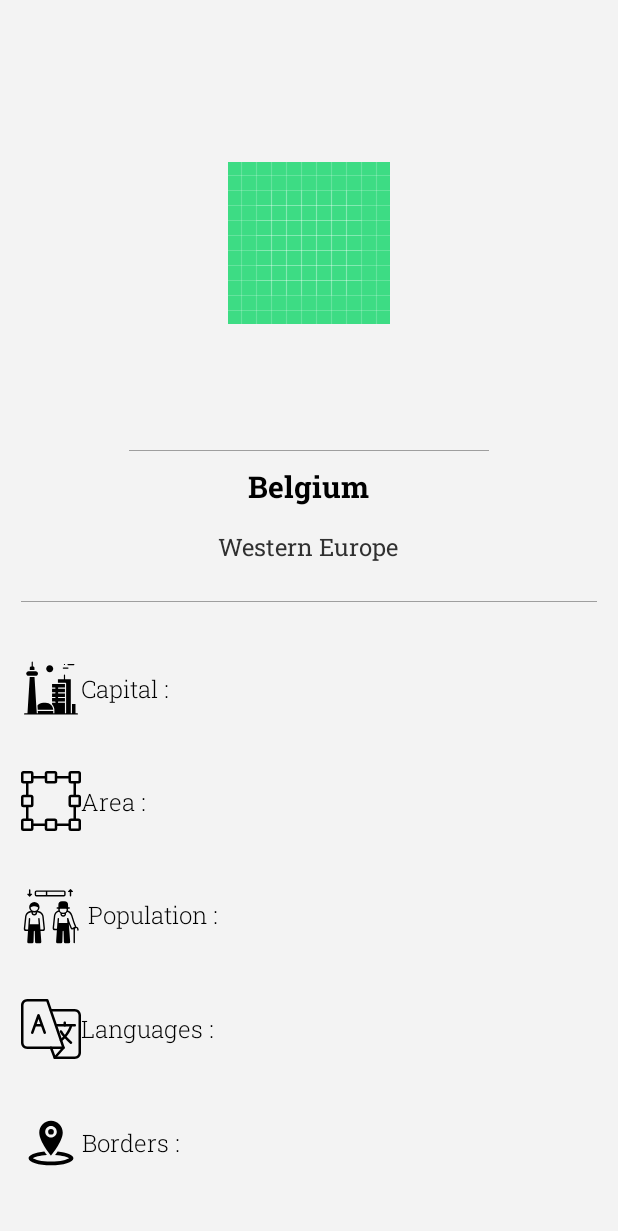
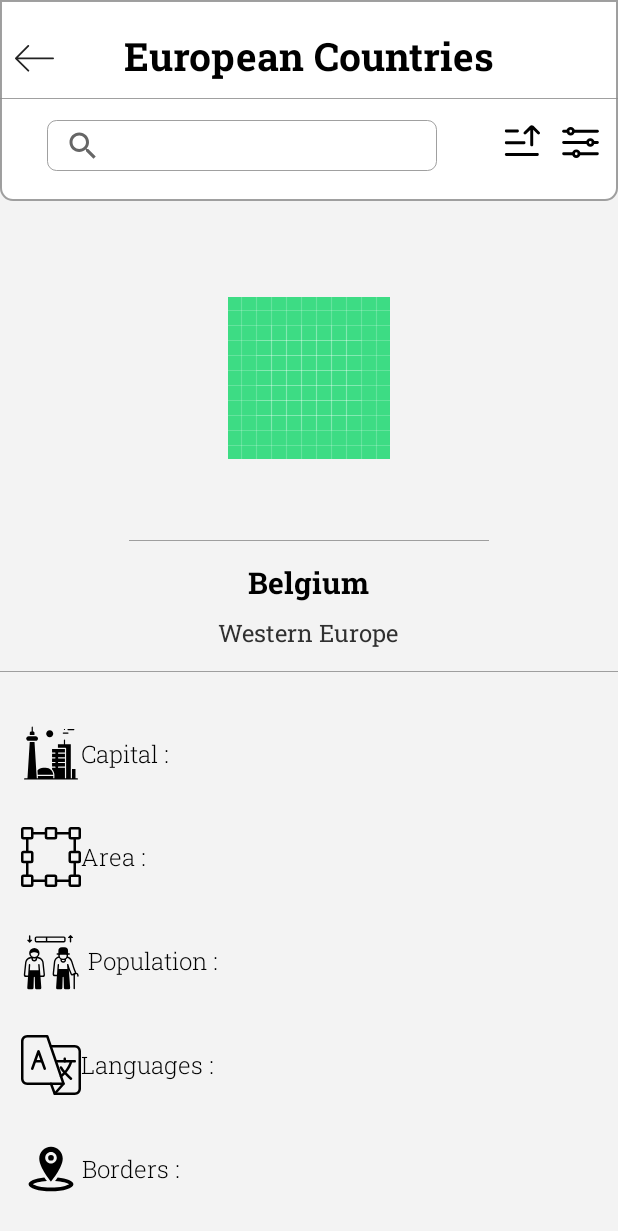
Before and after one commit to mervekkas/EuropeanCountries, an Android app: the fragment CountryDetailFragment placed in its activity, on a phone screen of 412 x 824 dp. Shown: the top 1231 px of the screen. Run offline under Robolectric (Android 15) with nearby library versions, the phone set to English and light mode, and no system bars; our stand-ins replace RxJava, data binding; network calls fail.

Commit message:
Toolbar Layout Edited  SearchView Added  BackClick Added

```diff
--- a/app/src/main/java/com/mvks/europeancountries/servis/ApiInterface.kt
+++ b/app/src/main/java/com/mvks/europeancountries/servis/ApiInterface.kt
@@ -2,11 +2,15 @@ package com.mvks.europeancountries.servis
 
 import com.mvks.europeancountries.model.Country
 import io.reactivex.Single
-import retrofit2.http.GET
+import retrofit2.http.*
 
 interface ApiInterface {
 
     //Api Url : https://restcountries.eu/rest/v2/region/europe
     @GET("rest/v2/region/europe")
     fun getCountry() : Single<List<Country>>
+
+    ///rest/v2/callingcode/372
+    @GET("rest/v2/name/{string}")
+    fun getSearchCountry(@Path("string") searchString : String) : Single<List<Country>>
 }
--- a/app/src/main/java/com/mvks/europeancountries/servis/CountryApiService.kt
+++ b/app/src/main/java/com/mvks/europeancountries/servis/CountryApiService.kt
@@ -20,4 +20,7 @@ class CountryApiService {
     fun getData() : Single<List<Country>> {
         return api.getCountry()
     }
+    fun getSearchCountry(searchString: String) : Single<List<Country>> {
+        return api.getSearchCountry(searchString)
+    }
 }
--- a/app/src/main/java/com/mvks/europeancountries/viewmodel/CountryListViewModel.kt
+++ b/app/src/main/java/com/mvks/europeancountries/viewmodel/CountryListViewModel.kt
@@ -1,5 +1,6 @@
 package com.mvks.europeancountries.viewmodel
 
+import android.util.Log
 import androidx.lifecycle.MutableLiveData
 import androidx.lifecycle.ViewModel
 import com.mvks.europeancountries.model.Country
@@ -40,10 +41,32 @@ class CountryListViewModel : ViewModel() {
         )
     }
 
+    fun dataSearchResponse(searchString: String?) {
+        if (searchString != null) {
+            loading.value = true
+            disposable.add(
+                countryApiService.getSearchCountry(searchString)
+                    .subscribeOn(Schedulers.newThread())
+                    .observeOn(AndroidSchedulers.mainThread())
+                    .subscribeWith(object : DisposableSingleObserver<List<Country>>() {
+                        override fun onSuccess(t: List<Country>) {
+                            onSuccesValue(t)
+                        }
+
+                        override fun onError(e: Throwable) {
+                            onErrorValue(e)
+                        }
+
+                    })
+            )
+        }
+    }
+
     private fun onErrorValue(e: Throwable) {
-        countryErroMessage.value = false
-        loading.value = true
-        e.printStackTrace()
+        countryErroMessage.value = true
+        loading.value = false
+        countryList.value = mutableListOf()
+        Log.e("asd",e.localizedMessage)
     }
 
     private fun onSuccesValue(countryL: List<Country>) {
--- a/app/src/main/res/drawable-v24/bg_search_view.xml
+++ b/app/src/main/res/drawable-v24/bg_search_view.xml
@@ -13,7 +13,7 @@
         android:bottom="0dp"
         />
     <size
-        android:width="300dp"
+        android:width="260dp"
         android:height="34dp"
         />
     <stroke
--- a/app/src/main/res/drawable-v24/ic_iconfinder_filter.xml
+++ b/app/src/main/res/drawable-v24/ic_iconfinder_filter.xml
@@ -1,33 +1,33 @@
 <vector xmlns:android="http://schemas.android.com/apk/res/android"
-    android:width="33dp"
-    android:height="33dp"
+    android:width="30dp"
+    android:height="30dp"
     android:viewportWidth="32"
     android:viewportHeight="32">
   <path
-      android:fillColor="@color/white"
+      android:fillColor="@color/colorBlack"
       android:pathData="M28,9H11a1,1 0,0 1,0 -2H28a1,1 0,0 1,0 2Z"/>
   <path
-      android:fillColor="@color/white"
+      android:fillColor="@color/colorBlack"
       android:pathData="M7,9H4A1,1 0,0 1,4 7H7A1,1 0,0 1,7 9Z"/>
   <path
-      android:fillColor="@color/white"
+      android:fillColor="@color/colorBlack"
       android:pathData="M21,17H4a1,1 0,0 1,0 -2H21a1,1 0,0 1,0 2Z"/>
   <path
-      android:fillColor="@color/white"
+      android:fillColor="@color/colorBlack"
       android:pathData="M11,25H4a1,1 0,0 1,0 -2h7a1,1 0,0 1,0 2Z"/>
   <path
-      android:fillColor="@color/white"
+      android:fillColor="@color/black"
       android:pathData="M9,11a3,3 0,1 1,3 -3A3,3 0,0 1,9 11ZM9,7a1,1 0,1 0,1 1A1,1 0,0 0,9 7Z"/>
   <path
-      android:fillColor="@color/white"
+      android:fillColor="@color/colorBlack"
       android:pathData="M23,19a3,3 0,1 1,3 -3A3,3 0,0 1,23 19ZM23,15a1,1 0,1 0,1 1A1,1 0,0 0,23 15Z"/>
   <path
-      android:fillColor="@color/white"
+      android:fillColor="@color/colorBlack"
       android:pathData="M13,27a3,3 0,1 1,3 -3A3,3 0,0 1,13 27ZM13,23a1,1 0,1 0,1 1A1,1 0,0 0,13 23Z"/>
   <path
-      android:fillColor="@color/white"
+      android:fillColor="@color/colorBlack"
       android:pathData="M28,17H25a1,1 0,0 1,0 -2h3a1,1 0,0 1,0 2Z"/>
   <path
-      android:fillColor="@color/white"
+      android:fillColor="@color/colorBlack"
       android:pathData="M28,25H15a1,1 0,0 1,0 -2H28a1,1 0,0 1,0 2Z"/>
 </vector>
--- a/app/src/main/res/drawable-v24/ic_iconfinder_sort_up.xml
+++ b/app/src/main/res/drawable-v24/ic_iconfinder_sort_up.xml
@@ -1,18 +1,18 @@
 <vector xmlns:android="http://schemas.android.com/apk/res/android"
-    android:width="30dp"
-    android:height="30dp"
+    android:width="27dp"
+    android:height="27dp"
     android:viewportWidth="28"
     android:viewportHeight="28">
   <path
       android:pathData="M24.2441,9.627L21.293,6.6768L21.3125,17C21.3125,17.5527 20.8652,18 20.3125,18C19.7617,18 19.3125,17.5527 19.3125,17L19.293,6.7471L16.4141,9.627C16.0234,10.0166 15.3906,10.0166 15,9.627C14.6094,9.2363 14.6094,8.6025 15,8.2119L19.1152,4.0967C19.3887,3.7344 19.8242,3.5 20.3125,3.5C20.6934,3.5 21.0391,3.6406 21.3027,3.873C21.3418,3.9023 21.3789,3.9346 21.4141,3.9697L25.6582,8.2119C26.0488,8.6025 26.0488,9.2363 25.6582,9.627C25.2676,10.0166 24.6348,10.0166 24.2441,9.627Z"
-      android:fillColor="@color/white"/>
+      android:fillColor="@color/colorBlack"/>
   <path
       android:pathData="M2,7.2998C2,6.8584 2.3574,6.5 2.8008,6.5H10.6992C10.8906,6.5 11.0664,6.5664 11.2031,6.6777C11.3848,6.8242 11.5,7.0488 11.5,7.2998V7.7002C11.5,8.1416 11.1426,8.5 10.6992,8.5H2.8008C2.5684,8.5 2.3594,8.4023 2.2129,8.2451C2.1309,8.1582 2.0703,8.0527 2.0352,7.9356C2.0117,7.8613 2,7.7822 2,7.7002V7.2998Z"
-      android:fillColor="@color/white"/>
+      android:fillColor="@color/colorBlack"/>
   <path
       android:pathData="M2.5059,14.5566C2.4297,14.5869 2.3594,14.6279 2.2969,14.6787C2.1152,14.8252 2,15.0488 2,15.2998V15.7002C2,16.1416 2.3574,16.5 2.8008,16.5H15.1992C15.6426,16.5 16,16.1416 16,15.7002V15.2998C16,14.8584 15.6426,14.5 15.1992,14.5H2.8008C2.6973,14.5 2.5977,14.5205 2.5059,14.5566Z"
-      android:fillColor="@color/white"/>
+      android:fillColor="@color/colorBlack"/>
   <path
       android:pathData="M2.0742,22.9648C2.0273,23.0664 2,23.1797 2,23.2998V23.7002C2,23.9551 2.1191,24.1826 2.3047,24.3291C2.4414,24.4365 2.6133,24.5 2.8008,24.5H24.2767C24.7201,24.5 25.0775,24.1416 25.0775,23.7002V23.2998C25.0775,22.8584 24.7201,22.5 24.2767,22.5H2.8008C2.4785,22.5 2.2012,22.6904 2.0742,22.9648Z"
-      android:fillColor="@color/white"/>
+      android:fillColor="@color/colorBlack"/>
 </vector>
--- /dev/null
+++ b/app/src/main/res/drawable/bg_tool_bar.xml
@@ -0,0 +1,24 @@
+<?xml version="1.0" encoding="utf-8"?>
+<shape xmlns:android="http://schemas.android.com/apk/res/android" android:shape="rectangle" >
+<corners
+    android:bottomLeftRadius="8dp"
+    android:bottomRightRadius="8dp"
+    />
+<solid
+    android:color="@color/colorWhite"
+    />
+<padding
+    android:left="0dp"
+    android:top="0dp"
+    android:right="0dp"
+    android:bottom="0dp"
+    />
+<size
+    android:width="300dp"
+    android:height="100dp"
+    />
+<stroke
+    android:width="1dp"
+    android:color="@color/colorLine"
+    />
+</shape>
--- /dev/null
+++ b/app/src/main/res/drawable/ic_left.xml
@@ -0,0 +1,4 @@
+<vector android:height="26dp" android:viewportHeight="14.08"
+    android:viewportWidth="14.08" android:width="26dp" xmlns:android="http://schemas.android.com/apk/res/android">
+    <path android:fillColor="#232323" android:pathData="M14.08,4.8a0.32,0.32 0,0 1,-0.32 0.32H1.092L5.026,9.05a0.32,0.32 0,1 1,-0.452 0.452L0.094,5.022a0.32,0.32 0,0 1,0 -0.452L4.574,0.09a0.32,0.32 0,0 1,0.452 0.452L1.092,4.476H13.76A0.32,0.32 0,0 1,14.08 4.8Z"/>
+</vector>
--- a/app/src/main/res/layout/fragment_country_detail.xml
+++ b/app/src/main/res/layout/fragment_country_detail.xml
@@ -5,10 +5,13 @@
     <LinearLayout
         android:layout_width="match_parent"
         android:layout_height="match_parent"
-        android:padding="14dp"
         android:weightSum="16"
         android:background="@color/colorDetailBackground"
         android:orientation="vertical">
+
+        <include
+            android:id="@+id/tool_bar_detail"
+            layout="@layout/tool_bar_layout"/>
 
         <ImageView
             android:id="@+id/img_country_detail_flag"
@@ -39,7 +42,8 @@
             style="@style/TextMedium"
             android:layout_weight="1"
             android:text="Belgium"
-            android:layout_gravity="center"/>
+            android:layout_gravity="center"
+            android:gravity="center"/>
 
         <TextView
             android:id="@+id/tv_country_detail_subregion"
@@ -49,7 +53,8 @@
             android:text="Western Europe"
             android:layout_weight="1"
             android:layout_marginBottom="10dp"
-            android:layout_gravity="center"/>
+            android:layout_gravity="center"
+            android:gravity="center"/>
 
         <View
             android:id="@+id/line"
@@ -69,6 +74,7 @@
             android:layout_weight="1"
             android:layout_gravity="start"
             android:gravity="center"
+            android:layout_marginStart="14dp"
             android:layout_marginBottom="20dp"/>
 
         <TextView
@@ -81,6 +87,7 @@
             android:drawableStart="@drawable/ic_iconfinder_area"
             android:layout_gravity="start"
             android:gravity="center"
+            android:layout_marginStart="14dp"
             android:layout_marginBottom="20dp"/>
 
         <TextView
@@ -93,6 +100,7 @@
             android:text=" Population :"
             android:layout_gravity="start"
             android:gravity="center"
+            android:layout_marginStart="14dp"
             android:layout_marginBottom="20dp"/>
 
         <TextView
@@ -105,6 +113,7 @@
             android:drawableStart="@drawable/ic_iconfinder_language"
             android:layout_gravity="start"
             android:gravity="center"
+            android:layout_marginStart="14dp"
             android:layout_marginBottom="20dp"/>
 
         <TextView
@@ -114,10 +123,12 @@
             style="@style/TextLight"
             android:layout_gravity="start"
             android:layout_weight="1"
-            android:layout_marginBottom="20dp"
             android:drawableStart="@drawable/ic_iconfinder_borders"
             android:gravity="center"
-            android:text="Borders : " />
+            android:text="Borders : "
+            android:layout_marginStart="14dp"
+            android:layout_marginBottom="20dp"
+          />
 
     </LinearLayout>
 
--- a/app/src/main/res/layout/item_country_list.xml
+++ b/app/src/main/res/layout/item_country_list.xml
@@ -22,8 +22,10 @@
                 android:id="@+id/tv_country_item_name"
                 android:layout_width="wrap_content"
                 android:layout_height="wrap_content"
+                android:maxWidth="200dp"
                 style="@style/TextBold"
                 android:text="Belgium"
+                android:lines="2"
                 android:layout_gravity="start"/>
 
             <TextView
@@ -65,6 +67,7 @@
             app:layout_constraintBottom_toBottomOf="parent"/>
 
         <ImageView
+            android:id="@+id/img_list_to_detail"
             android:layout_width="wrap_content"
             android:layout_height="wrap_content"
             android:src="@drawable/ic_iconfinder_double_arrow_right_1954526"
--- a/app/src/main/res/layout/tool_bar_layout.xml
+++ b/app/src/main/res/layout/tool_bar_layout.xml
@@ -3,30 +3,38 @@
     android:layout_width="match_parent"
     android:layout_height="wrap_content"
     xmlns:app="http://schemas.android.com/apk/res-auto"
-    android:paddingBottom="10dp"
-    android:background="@color/colorBlack">
+    android:paddingBottom="20dp"
+    android:background="@drawable/bg_tool_bar">
 
     <TextView
         android:id="@+id/tool_bar_title"
         android:layout_width="wrap_content"
         android:layout_height="wrap_content"
         android:text="@string/list_title"
-        android:textColor="@color/colorWhite"
         style="@style/TextMedium"
         android:textSize="26dp"
         android:gravity="center"
-        android:layout_marginBottom="20dp"
-        app:layout_constraintBottom_toTopOf="@id/tool_bar_search_view"
+        android:layout_marginTop="20dp"
+        app:layout_constraintTop_toTopOf="parent"
         app:layout_constraintStart_toStartOf="parent"
         app:layout_constraintEnd_toEndOf="parent"/>
+
+    <View
+        android:id="@+id/line_tool_bar"
+        android:layout_width="match_parent"
+        android:layout_height="0.7dp"
+        android:layout_alignParentBottom="true"
+        android:background="@color/colorLine"
+        android:layout_marginBottom="14dp"
+        app:layout_constraintBottom_toTopOf="@+id/tool_bar_search_view"/>
 
     <SearchView
         android:id="@+id/tool_bar_search_view"
         android:layout_width="wrap_content"
-        android:layout_height="38dp"
+        android:layout_height="34dp"
         android:background="@drawable/bg_search_view"
         android:layout_marginTop="80dp"
-        android:layout_marginHorizontal="10dp"
+        android:layout_marginEnd="12dp"
         app:layout_constraintTop_toTopOf="parent"
         app:layout_constraintStart_toStartOf="parent"
         app:layout_constraintEnd_toStartOf="@+id/img_toolBar_sort"/>
@@ -49,4 +57,13 @@
         app:layout_constraintTop_toTopOf="@+id/tool_bar_search_view"
         app:layout_constraintEnd_toEndOf="parent"/>
 
+    <ImageView
+        android:id="@+id/img_tool_bar_back"
+        android:layout_width="wrap_content"
+        android:layout_height="wrap_content"
+        android:src="@drawable/ic_left"
+        android:padding="10dp"
+        app:layout_constraintStart_toStartOf="parent"
+        app:layout_constraintTop_toTopOf="@+id/tool_bar_title"/>
+
 </androidx.constraintlayout.widget.ConstraintLayout>
--- a/app/src/main/res/values/themes.xml
+++ b/app/src/main/res/values/themes.xml
@@ -1,6 +1,6 @@
 <resources xmlns:tools="http://schemas.android.com/tools">
     <!-- Base application theme. -->
-    <style name="Theme.EuropeanCountries" parent="Theme.MaterialComponents.DayNight.DarkActionBar">
+    <style name="Theme.EuropeanCountries" parent="Theme.MaterialComponents.DayNight.NoActionBar">
         <item name="colorOnSecondary">@color/black</item>
         <!-- Status bar color. -->
         <item name="android:statusBarColor" tools:targetApi="l">?attr/colorPrimaryVariant</item>
```
Also changed, not shown: app/src/main/java/com/mvks/europeancountries/view/CountryDetailFragment.kt (+20 -0 lines), app/src/main/java/com/mvks/europeancountries/view/CountryListFragment.kt (+4 -4 lines), app/src/main/res/values/colors.xml (+6 -6 lines), app/src/main/res/values/strings.xml (+4 -4 lines), app/src/main/res/layout/fragment_country_list.xml (indentation only).
